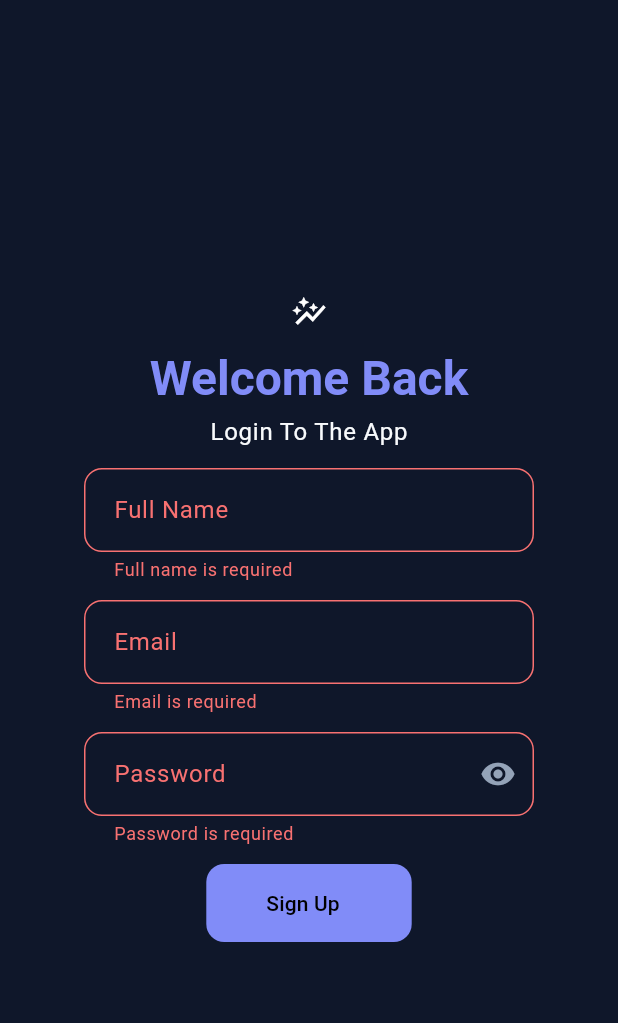
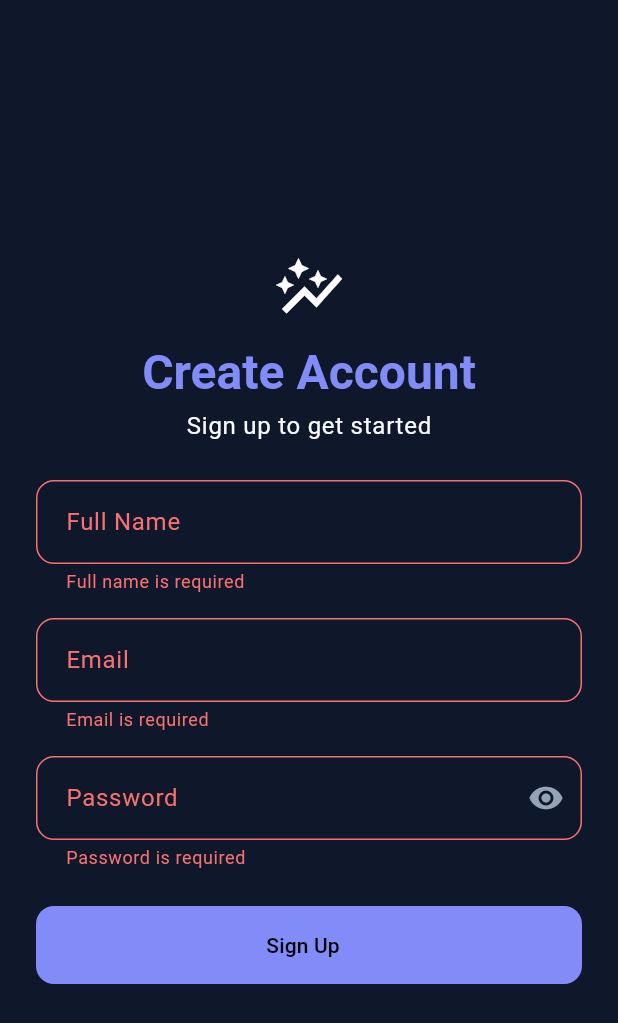
Before and after one commit to tanvirgeek/flutter_experiment, a Flutter app: the screen it shows after launch, after a tap on "Sign Up", on a phone screen of 412 x 824 dp. Shown: the top 1023 px of the screen. Run offline on Flutter 3.47's test engine with Material 3 defaults, Android fonts, the phone set to English and light mode, and no system bars; our stand-ins replace dio, flutter_bloc.

Commit message:
Register is done

```diff
--- a/lib/features/auth/presentation/core/Theme/theme.dart
+++ b/lib/core/Theme/theme.dart
@@ -1,5 +1,5 @@
 import 'package:flutter/material.dart';
-import 'package:flutter_experiment/features/auth/presentation/core/Theme/colors.dart';
+import 'package:flutter_experiment/core/Theme/colors.dart';
 
 class AppTheme {
   AppTheme._();
--- /dev/null
+++ b/lib/core/error/exceptions.dart
@@ -0,0 +1,4 @@
+class ServerException implements Exception {
+  final String message;
+  ServerException(this.message);
+}
--- /dev/null
+++ b/lib/features/auth/domain/entities/register_response.dart
@@ -0,0 +1,4 @@
+class RegisterResponse {
+  final String message;
+  RegisterResponse({required this.message});
+}
--- /dev/null
+++ b/lib/features/auth/presentation/bloc/auth_event.dart
@@ -0,0 +1,13 @@
+abstract class AuthEvent {}
+
+class RegisterRequested extends AuthEvent {
+  final String email;
+  final String password;
+  final String name;
+
+  RegisterRequested({
+    required this.email,
+    required this.password,
+    required this.name,
+  });
+}
--- /dev/null
+++ b/lib/features/auth/presentation/bloc/auth_state.dart
@@ -0,0 +1,15 @@
+abstract class AuthState {}
+
+class AuthInitial extends AuthState {}
+
+class AuthLoading extends AuthState {}
+
+class AuthSuccess extends AuthState {
+  final String message;
+  AuthSuccess(this.message);
+}
+
+class AuthFailure extends AuthState {
+  final String error;
+  AuthFailure(this.error);
+}
--- a/lib/features/auth/presentation/screens/login_screen.dart
+++ /dev/null
@@ -1,92 +0,0 @@
-import 'package:flutter/material.dart';
-import 'package:flutter_experiment/features/auth/presentation/core/Theme/theme_text_extension.dart';
-import 'package:flutter_experiment/features/auth/presentation/core/validator/validators.dart';
-import 'package:flutter_experiment/features/auth/presentation/widgets/auth_text_field.dart';
-
-class LoginScreen extends StatefulWidget {
-  const LoginScreen({super.key});
-
-  @override
-  State<LoginScreen> createState() => _LoginScreenState();
-}
-
-class _LoginScreenState extends State<LoginScreen> {
-  final _formKey = GlobalKey<FormState>();
-  final _nameController = TextEditingController();
-  final _emailController = TextEditingController();
-  final _passwordController = TextEditingController();
-
-  void _onSubmit() {
-    if (_formKey.currentState!.validate()) {
-      debugPrint("Login Success");
-    }
-  }
-
-  @override
-  void dispose() {
-    _nameController.dispose();
-    _emailController.dispose();
-    _passwordController.dispose();
-    super.dispose();
-  }
-
-  @override
-  Widget build(BuildContext context) {
-    return Scaffold(
-      body: Center(
-        child: SingleChildScrollView(
-          child: ConstrainedBox(
-            constraints: const BoxConstraints(maxWidth: 420),
-            child: Container(
-              decoration: BoxDecoration(borderRadius: .circular(15)),
-              child: Form(
-                key: _formKey,
-                child: ConstrainedBox(
-                  constraints: const BoxConstraints(maxWidth: 300),
-                  child: Column(
-                    children: [
-                      const Icon(Icons.auto_graph),
-                      const SizedBox(height: 12),
-                      Text("Welcome Back", style: context.headlinePrimary()),
-                      const SizedBox(height: 4),
-                      Text(
-                        "Login To The App",
-                        style: context.bodyLargeOnSurface(),
-                      ),
-                      const SizedBox(height: 12),
-                      AuthTextField(
-                        controller: _nameController,
-                        label: "Full Name",
-                        validator: Validators.fullName,
-                      ),
-                      const SizedBox(height: 12),
-                      AuthTextField(
-                        controller: _emailController,
-                        label: "Email",
-                        validator: Validators.email,
-                      ),
-                      const SizedBox(height: 12),
-                      AuthTextField(
-                        controller: _passwordController,
-                        label: "Password",
-                        isPassword: true,
-                        validator: Validators.password,
-                      ),
-                      const SizedBox(height: 12),
-                      ElevatedButton(
-                        onPressed: () {
-                          _onSubmit();
-                        },
-                        child: const Text("Sign Up"),
-                      ),
-                    ],
-                  ),
-                ),
-              ),
-            ),
-          ),
-        ),
-      ),
-    );
-  }
-}
--- /dev/null
+++ b/lib/features/auth/presentation/screens/register_screen.dart
@@ -0,0 +1,140 @@
+import 'package:flutter/material.dart';
+import 'package:flutter_bloc/flutter_bloc.dart';
+import 'package:flutter_experiment/core/Theme/theme_text_extension.dart';
+import 'package:flutter_experiment/core/validator/validators.dart';
+import 'package:flutter_experiment/features/auth/presentation/bloc/auth_bloc.dart';
+import 'package:flutter_experiment/features/auth/presentation/bloc/auth_event.dart';
+import 'package:flutter_experiment/features/auth/presentation/bloc/auth_state.dart';
+import 'package:flutter_experiment/features/auth/presentation/widgets/auth_text_field.dart';
+
+class RegisterScreen extends StatefulWidget {
+  const RegisterScreen({super.key});
+
+  @override
+  State<RegisterScreen> createState() => _RegisterScreenState();
+}
+
+class _RegisterScreenState extends State<RegisterScreen> {
+  final _formKey = GlobalKey<FormState>();
+  final _nameController = TextEditingController();
+  final _emailController = TextEditingController();
+  final _passwordController = TextEditingController();
+
+  void _onSubmit() {
+    if (_formKey.currentState!.validate()) {
+      context.read<AuthBloc>().add(
+        RegisterRequested(
+          name: _nameController.text.trim(),
+          email: _emailController.text.trim(),
+          password: _passwordController.text.trim(),
+        ),
+      );
+    }
+  }
+
+  @override
+  void dispose() {
+    _nameController.dispose();
+    _emailController.dispose();
+    _passwordController.dispose();
+    super.dispose();
+  }
+
+  @override
+  Widget build(BuildContext context) {
+    return BlocConsumer<AuthBloc, AuthState>(
+      listener: (context, state) {
+        if (state is AuthSuccess) {
+          ScaffoldMessenger.of(
+            context,
+          ).showSnackBar(SnackBar(content: Text(state.message)));
+
+          // Optional: Navigate to login screen
+          // Navigator.pushReplacementNamed(context, '/login');
+        }
+
+        if (state is AuthFailure) {
+          ScaffoldMessenger.of(
+            context,
+          ).showSnackBar(SnackBar(content: Text(state.error)));
+        }
+      },
+      builder: (context, state) {
+        final isLoading = state is AuthLoading;
+
+        return Scaffold(
+          body: Center(
+            child: SingleChildScrollView(
+              padding: const EdgeInsets.symmetric(horizontal: 24),
+              child: ConstrainedBox(
+                constraints: const BoxConstraints(maxWidth: 420),
+                child: Form(
+                  key: _formKey,
+                  child: Column(
+                    mainAxisSize: MainAxisSize.min,
+                    children: [
+                      const Icon(Icons.auto_graph, size: 48),
+                      const SizedBox(height: 12),
+
+                      Text("Create Account", style: context.headlinePrimary()),
+
+                      const SizedBox(height: 4),
+
+                      Text(
+                        "Sign up to get started",
+                        style: context.bodyLargeOnSurface(),
+                      ),
+
+                      const SizedBox(height: 24),
+
+                      AuthTextField(
+                        controller: _nameController,
+                        label: "Full Name",
+                        validator: Validators.fullName,
+                      ),
+
+                      const SizedBox(height: 16),
+
+                      AuthTextField(
+                        controller: _emailController,
+                        label: "Email",
+                        validator: Validators.email,
+                      ),
+
+                      const SizedBox(height: 16),
+
+                      AuthTextField(
+                        controller: _passwordController,
+                        label: "Password",
+                        isPassword: true,
+                        validator: Validators.password,
+                      ),
+
+                      const SizedBox(height: 24),
+
+                      SizedBox(
+                        width: double.infinity,
+                        child: ElevatedButton(
+                          onPressed: isLoading ? null : _onSubmit,
+                          child: isLoading
+                              ? const SizedBox(
+                                  height: 20,
+                                  width: 20,
+                                  child: CircularProgressIndicator(
+                                    strokeWidth: 2,
+                                  ),
+                                )
+                              : const Text("Sign Up"),
+                        ),
+                      ),
+                    ],
+                  ),
+                ),
+              ),
+            ),
+          ),
+        );
+      },
+    );
+  }
+}
--- a/lib/main.dart
+++ b/lib/main.dart
@@ -1,9 +1,27 @@
+import 'package:dio/dio.dart';
 import 'package:flutter/material.dart';
-import 'package:flutter_experiment/features/auth/presentation/core/Theme/theme.dart';
-import 'package:flutter_experiment/features/auth/presentation/screens/login_screen.dart';
+import 'package:flutter_bloc/flutter_bloc.dart';
+import 'package:flutter_experiment/core/Theme/theme.dart';
+import 'package:flutter_experiment/core/network/api_client.dart';
+import 'package:flutter_experiment/features/auth/data/datasource/auth_remote_datasource.dart';
+import 'package:flutter_experiment/features/auth/data/repositories/auth_repository_impl.dart';
+import 'package:flutter_experiment/features/auth/domain/usecases/register_usecase.dart';
+import 'package:flutter_experiment/features/auth/presentation/bloc/auth_bloc.dart';
+import 'package:flutter_experiment/features/auth/presentation/screens/register_screen.dart';
 
 void main() {
-  runApp(const MyApp());
+  final dio = Dio(BaseOptions(baseUrl: 'http://localhost:3000'));
+  final apiClient = DioApiClient(dio);
+  final dataSource = AuthRemoteDatasourceImpl(apiClient: apiClient);
+  final authRepo = AuthRepositoryImpl(remoteDataSource: dataSource);
+  final registerUseCase = RegisterUsecaseImpl(authRepo: authRepo);
+
+  runApp(
+    BlocProvider(
+      create: (_) => AuthBloc(registerUseCase),
+      child: const MyApp(),
+    ),
+  );
 }
 
 class MyApp extends StatelessWidget {
@@ -14,7 +32,7 @@ class MyApp extends StatelessWidget {
     return MaterialApp(
       debugShowCheckedModeBanner: false,
       theme: AppTheme.darkTheme,
-      home: const LoginScreen(),
+      home: const RegisterScreen(),
     );
   }
 }
--- a/pubspec.yaml
+++ b/pubspec.yaml
@@ -34,6 +34,8 @@ dependencies:
   # The following adds the Cupertino Icons font to your application.
   # Use with the CupertinoIcons class for iOS style icons.
   cupertino_icons: ^1.0.8
+  dio: ^5.9.1
+  flutter_bloc: ^9.1.1
 
 dev_dependencies:
   flutter_test:
```
Also changed, not shown: lib/core/network/api_client.dart (added, +32 -0 lines), lib/features/auth/data/datasource/auth_remote_datasource.dart (added, +30 -0 lines), lib/features/auth/data/models/register_response_model.dart (added, +9 -0 lines), lib/features/auth/data/repositories/auth_repository_impl.dart (added, +22 -0 lines), lib/features/auth/domain/repositories/auth_repository.dart (added, +9 -0 lines), lib/features/auth/domain/usecases/register_usecase.dart (added, +25 -0 lines), lib/features/auth/presentation/bloc/auth_bloc.dart (added, +34 -0 lines), lib/core/Theme/colors.dart (renamed from lib/features/auth/presentation/core/Theme/colors.dart), lib/core/Theme/theme_text_extension.dart (renamed from lib/features/auth/presentation/core/Theme/theme_text_extension.dart), lib/core/validator/validators.dart (renamed from lib/features/auth/presentation/core/validator/validators.dart), pubspec.lock.
